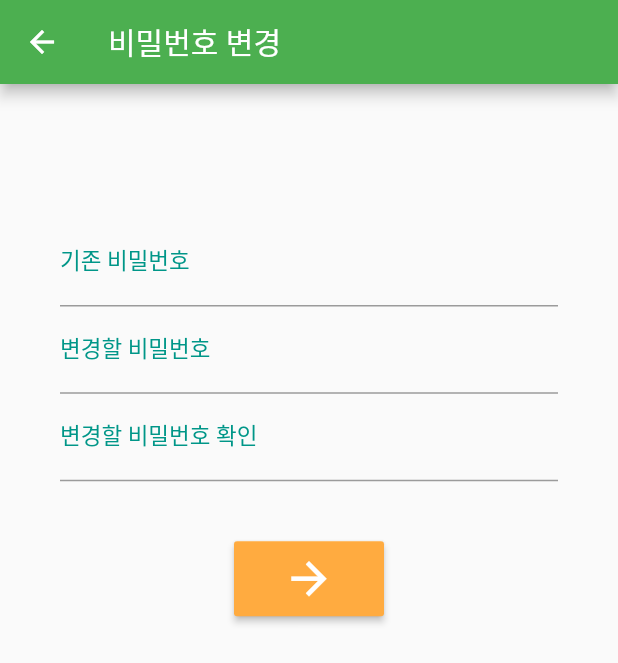
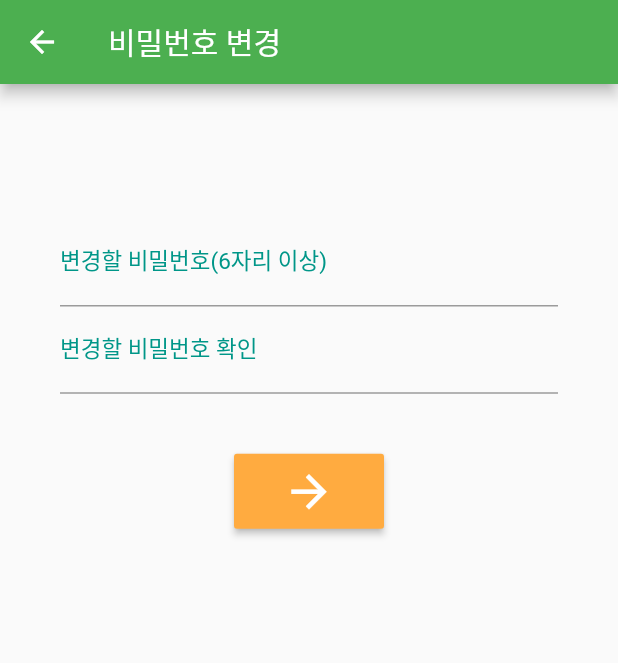
Before and after one commit to Luvxy/delivery, a Flutter app: the ScreenI screen opened by its route, after a tap on "비밀번호 변경", on a phone screen of 412 x 824 dp. Shown: the top 663 px of the screen. Run offline on Flutter 3.47's test engine with Material 2 defaults, Android fonts, the phone set to English and light mode, and no system bars; our stand-ins replace cloud_firestore, firebase_auth, firebase_core, firebase_database, firebase_storage, google_maps_flutter and 2 more; missing offline and left inert: firebase_auth_web, firebase_core_web; accounts and stored records are empty; Roboto replaces fonts that are missing (Montserrat).

Commit message:
프사 없애기 비밀번호 변경 최최종 회원가입 앱바 테마색 설정

```diff
--- a/lib/logins/page/changeId.dart
+++ b/lib/logins/page/changeId.dart
@@ -12,11 +12,24 @@ class changeId extends StatelessWidget {
     _lastFirebaseResponse = msg;
   }
 
-  void changePassword(String password, BuildContext context) {
+  void changePassword(String password, BuildContext context) async {
     User user = FirebaseAuth.instance.currentUser!;
     user.updatePassword(password);
     _showMyDialog(context);
+  //   try {
+  //
+  //
+  // } on FirebaseAuthException catch (e) {
+  //     logger.e(e.toString());
+  //     List<String> result = e.toString().split(", ");
+  //     setLastFBMessage(result[1]);
+  //     if (e.code == 'weak-password') {
+  //       print('The password provided is too weak.');
+  //       showSnackBar3(context);
+  //     }
+  //   }
   }
+
 
   Future<void> _showMyDialog(BuildContext context) async {
     return showDialog<void>(
@@ -46,11 +59,14 @@ class changeId extends StatelessWidget {
     );
   }
 
+
+
   bool isInteger(num value) => (value % 1) == 0;
 
-  TextEditingController userpassword = TextEditingController();
+
   TextEditingController userPassword2 = TextEditingController();
   TextEditingController userPassword3 = TextEditingController();
+  String? Password = FirebaseAuth.instance.currentUser!.updatePassword.toString();
 
   @override
   Widget build(BuildContext context) {
@@ -85,15 +101,9 @@ class changeId extends StatelessWidget {
                             child: Column(
                               children: <Widget>[
                                 TextField(
-                                  controller: userpassword,
-                                  decoration:
-                                  InputDecoration(labelText: '기존 비밀번호'),
-                                  keyboardType: TextInputType.text,
-                                ),
-                                TextField(
                                   controller: userPassword2,
                                   decoration:
-                                  InputDecoration(labelText: '변경할 비밀번호'),
+                                  InputDecoration(labelText: '변경할 비밀번호(6자리 이상)'),
                                   keyboardType: TextInputType.text,
                                   obscureText: true,
                                 ),
@@ -122,9 +132,9 @@ class changeId extends StatelessWidget {
                                             userPassword3.text) {
                                           showSnackBar(context);
                                         }
-                                        else if (userpassword == 'wrong-password') {
-                                          print('Wrong password provided for that user.');
-                                          showSnackBar2(context);}
+                                        else if (userPassword2 == 'weak-password') {
+          print('The password provided is too weak.');
+          showSnackBar3(context);}
                                         else {
                                           changePassword(userPassword2.text, context);
                                         }
@@ -150,8 +160,6 @@ class changeId extends StatelessWidget {
     ));
   }
 
-
-
   void showSnackBar3(BuildContext context) {
     Scaffold.of(context).showSnackBar(SnackBar(
       content: Text('비밀번호가 너무 간단합니다.', textAlign: TextAlign.center),
@@ -159,12 +167,4 @@ class changeId extends StatelessWidget {
       backgroundColor: Colors.blue,
     ));
   }
-  void showSnackBar2(BuildContext context) {
-    Scaffold.of(context).showSnackBar(SnackBar(
-      content: Text('비밀번호가 일치하지 않습니다.', textAlign: TextAlign.center),
-      duration: Duration(seconds: 2),
-      backgroundColor: Colors.blue,
-    ));
-  }
-
 }
--- a/lib/logins/page/newId.dart
+++ b/lib/logins/page/newId.dart
@@ -47,6 +47,7 @@ class newId extends StatelessWidget {
     return Scaffold(
       appBar: AppBar(
         title: Text("회원가입"),
+        backgroundColor: Theme.of(context).primaryColor,
       ),
       body: Builder(
         builder: (context) {
--- a/lib/sidebar/ScreenI.dart
+++ b/lib/sidebar/ScreenI.dart
@@ -7,6 +7,26 @@ import 'dart:io';
 
 class ScreenI extends StatelessWidget {
 
+  Future<void> _showMyDialog(BuildContext context) async {
+    return showDialog<void>(
+      context: context,
+      barrierDismissible: false, // user must tap button!
+      builder: (BuildContext context) {
+        return AlertDialog(
+          title: const Text('delivery@handong.edu로 문의주세요.'),
+          actions: <Widget>[
+            TextButton(
+              child: const Text('확인'),
+              onPressed: () {
+                Navigator.of(context).pop();
+                Navigator.of(context).pop();
+              },
+            ),
+          ],
+        );
+      },
+    );
+  }
 
   @override
   Widget build(BuildContext context) {
@@ -18,35 +38,20 @@ class ScreenI extends StatelessWidget {
         ),
         body: ListView(padding: const EdgeInsets.all(15.0), children: [
           Container(
-              height: 100,
+              height: 50,
               color: Colors.grey,
               padding: EdgeInsets.fromLTRB(10.0, 10.0, 10.0, 10.0),
               child: Row(
                 crossAxisAlignment: CrossAxisAlignment.start,
                 children: [
-                  CircleAvatar(
-                    backgroundImage: AssetImage('assets/dawny.jpg'),
-                    backgroundColor: Colors.white,
-                    radius: 40.0,
-                  ),
                   SizedBox(
-                    width: 20.0,
+                    width: 10.0,
                   ),
                   Column(
                     crossAxisAlignment: CrossAxisAlignment.start,
                     children: <Widget>[
                       Text(
-                        '홍길동 2xxxxxxx',
-                        style:
-                        TextStyle(color: Colors.black, letterSpacing: 2.0),
-                      ),
-                      Text(
-                        '관련학부',
-                        style:
-                        TextStyle(color: Colors.black, letterSpacing: 2.0),
-                      ),
-                      Text(
-                        '010-xxxx-xxxx',
+                        '${FirebaseAuth.instance.currentUser!.email}',
                         style:
                         TextStyle(color: Colors.black, letterSpacing: 2.0),
                       ),
@@ -54,46 +59,7 @@ class ScreenI extends StatelessWidget {
                   ),
                 ],
               )),
-          Column(
-            children: [
-              Padding(
-                padding: const EdgeInsets.fromLTRB(0, 10, 0, 0),
-                child: Container(
-                  width: 370,
-                  height: 50,
-                  child: RaisedButton(
-                      color: Colors.white,
-                      child: Text(
-                        '프로필 사진 변경',
-                        style: TextStyle(color: Colors.black87, fontSize: 20),
-                      ),
-                      onPressed: () {
 
-                      }),
-                ),
-              ),
-            ],
-          ),
-          Column(
-            children: [
-              Padding(
-                padding: const EdgeInsets.fromLTRB(0, 10, 0, 0),
-                child: Container(
-                  width: 370,
-                  height: 50,
-                  child: RaisedButton(
-                      color: Colors.white,
-                      child: Text(
-                        '닉네임 변경',
-                        style: TextStyle(color: Colors.black87, fontSize: 20),
-                      ),
-                      onPressed: () {
-
-                      }),
-                ),
-              ),
-            ],
-          ),
           Column(
             children: [
               Padding(
@@ -128,7 +94,7 @@ class ScreenI extends StatelessWidget {
                         style: TextStyle(color: Colors.black87, fontSize: 20),
                       ),
                       onPressed: () {
-
+                        _showMyDialog(context);
                       }),
                 ),
               ),
@@ -145,4 +111,5 @@ class ScreenI extends StatelessWidget {
           ),
         ]));
   }
+
 }
```
Also changed, not shown: lib/ScreenA.dart (+3 -10 lines).
